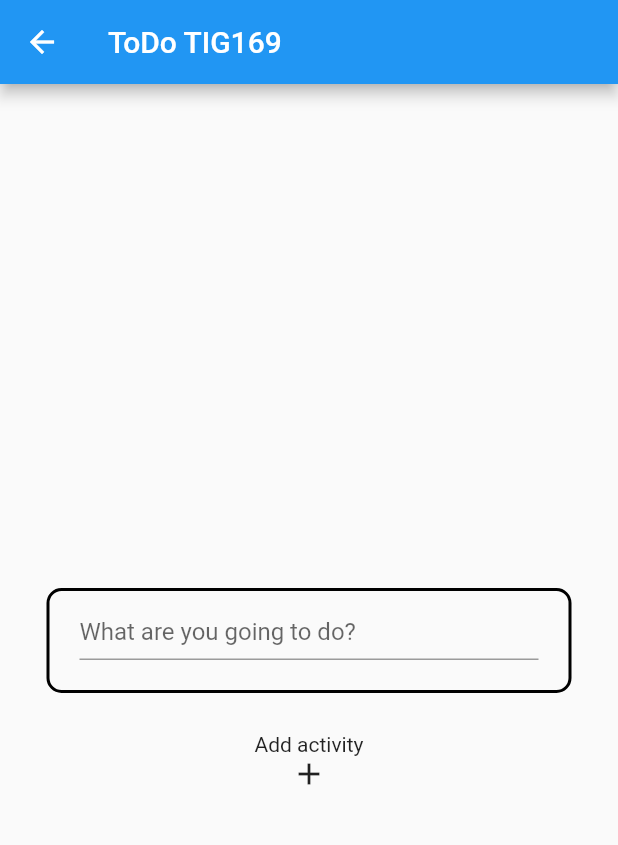
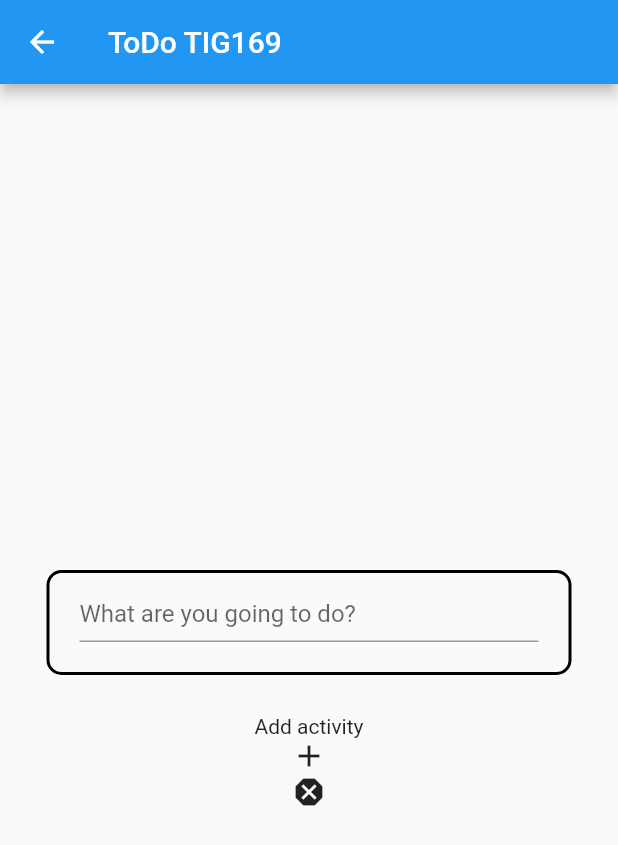
Before and after one commit to gu-tig169-ht21/gusoscer, a Flutter app: the ThirdView screen opened directly, on a phone screen of 412 x 824 dp. Shown: the top 845 px of the screen. Run offline on Flutter 3.47's test engine with Material 2 defaults, Android fonts, the phone set to English and light mode, and no system bars.

Commit message:
added icon

```diff
--- a/lib/main.dart
+++ b/lib/main.dart
@@ -162,6 +162,7 @@ Widget item(String toDo, bool done) {
                 child: Text("Add activity"),
                 ),
                 Icon(Icons.add),
+                Icon(Icons.dangerous),
 
             ],
             ),
```
